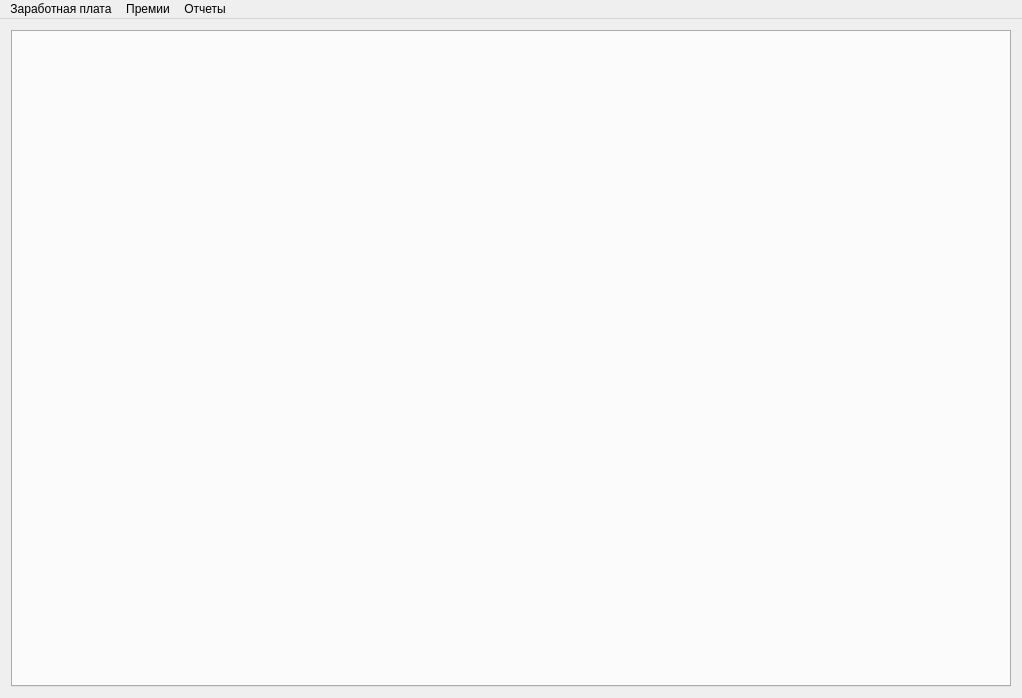
Above: mainwindow.ui from Sergeyego/el_zp before the change. Below: the same form after it.
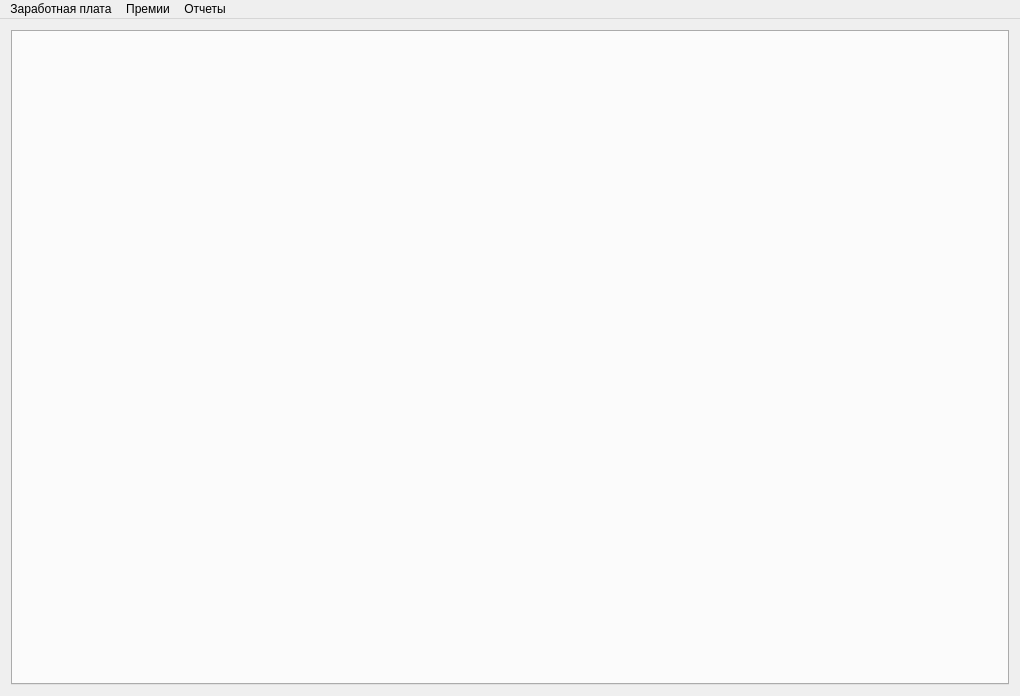
That is the form after the change.

Patch:
```diff
--- a/mainwindow.ui
+++ b/mainwindow.ui
@@ -6,8 +6,8 @@
    <rect>
     <x>0</x>
     <y>0</y>
-    <width>1022</width>
-    <height>698</height>
+    <width>1020</width>
+    <height>696</height>
    </rect>
   </property>
   <property name="windowTitle">
@@ -32,7 +32,7 @@
     <rect>
      <x>0</x>
      <y>0</y>
-     <width>1022</width>
+     <width>1020</width>
      <height>25</height>
     </rect>
    </property>
```
Left out of the diff: 3 changed lines with no effect on the pictures.
